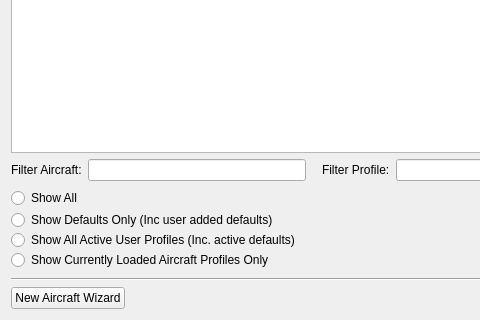
Above: SM/profile_manager.ui from walmis/VPforce-TelemFFB before the change; both pictures show x 0 to 480 and y 314 to 634 of the 701 by 634 pixel window. Below: the same form after it.
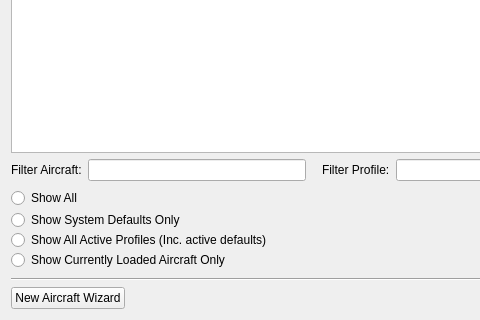
That is the form after the change. Custom widgets are drawn as their Qt base class.

Diff of the .ui file:
```diff
--- a/SM/profile_manager.ui
+++ b/SM/profile_manager.ui
@@ -248,7 +248,7 @@
      <item row="1" column="0" colspan="2">
       <widget class="QRadioButton" name="rb_showDefaults">
        <property name="text">
-        <string>Show Defaults Only (Inc user added defaults)</string>
+        <string>Show System Defaults Only</string>
        </property>
        <attribute name="buttonGroup">
         <string notr="true">filterButtonGroup</string>
@@ -271,7 +271,7 @@
      <item row="2" column="0" colspan="3">
       <widget class="QRadioButton" name="rb_filterActive">
        <property name="text">
-        <string>Show All Active User Profiles (Inc. active defaults)</string>
+        <string>Show All Active Profiles (Inc. active defaults)</string>
        </property>
        <property name="checked">
         <bool>false</bool>
@@ -297,7 +297,7 @@
      <item row="3" column="0" colspan="2">
       <widget class="QRadioButton" name="rb_filterCurrentAircraft">
        <property name="text">
-        <string>Show Currently Loaded Aircraft Profiles Only</string>
+        <string>Show Currently Loaded Aircraft Only</string>
        </property>
        <attribute name="buttonGroup">
         <string notr="true">filterButtonGroup</string>
```
